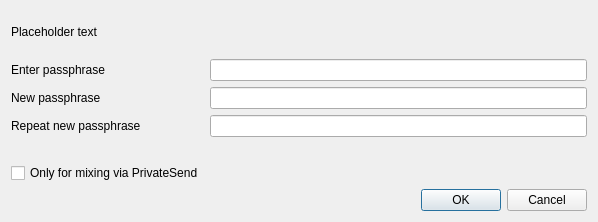
First picture: the form in src/qt/forms/askpassphrasedialog.ui, repository bee-group/beenode, before the edit.
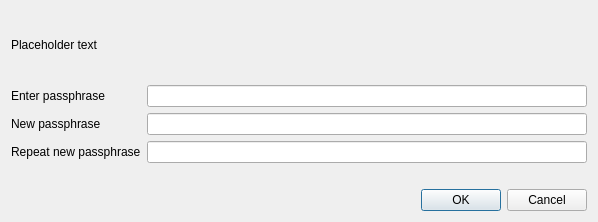
Second picture: the form after the edit.

Patch:
```diff
--- a/src/qt/forms/askpassphrasedialog.ui
+++ b/src/qt/forms/askpassphrasedialog.ui
@@ -108,22 +108,6 @@
        </property>
       </widget>
      </item>
-     <item row="4" column="0">
-      <widget class="QCheckBox" name="mixingOnlyCheckBox">
-       <property name="enabled">
-        <bool>true</bool>
-       </property>
-       <property name="toolTip">
-        <string>Serves to disable the trivial sendmoney when OS account compromised. Provides no real security.</string>
-       </property>
-       <property name="text">
-        <string>Only for mixing via PrivateSend</string>
-       </property>
-       <property name="visible">
-        <bool>false</bool>
-       </property>
-      </widget>
-     </item>
     </layout>
    </item>
    <item>
```
